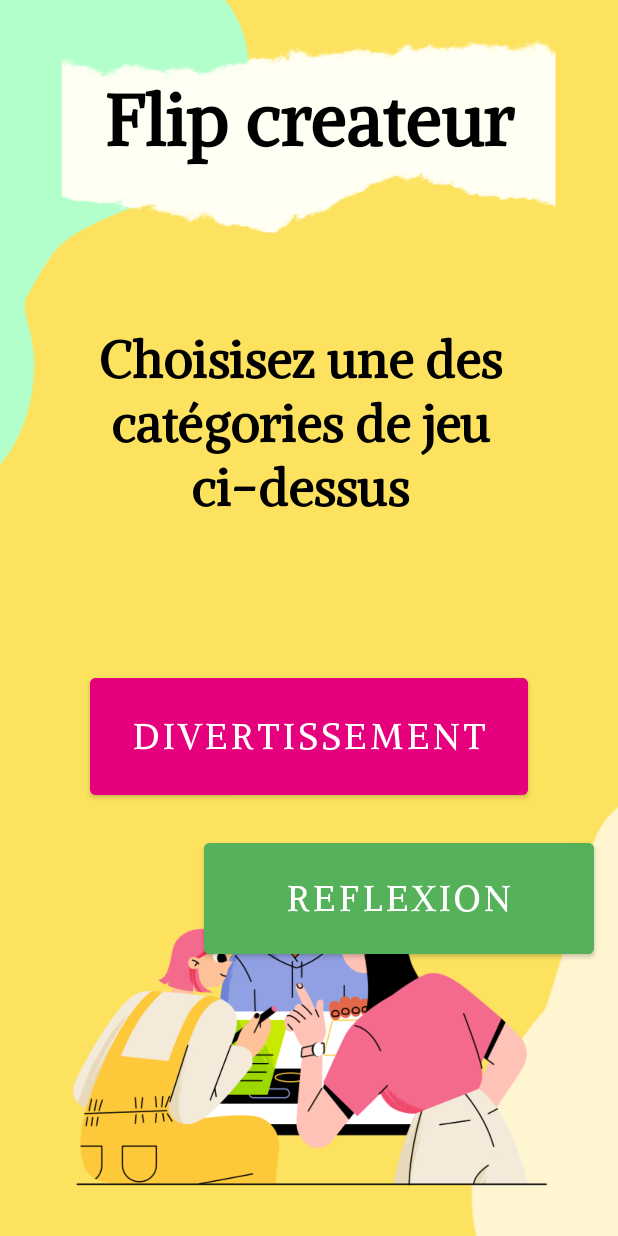
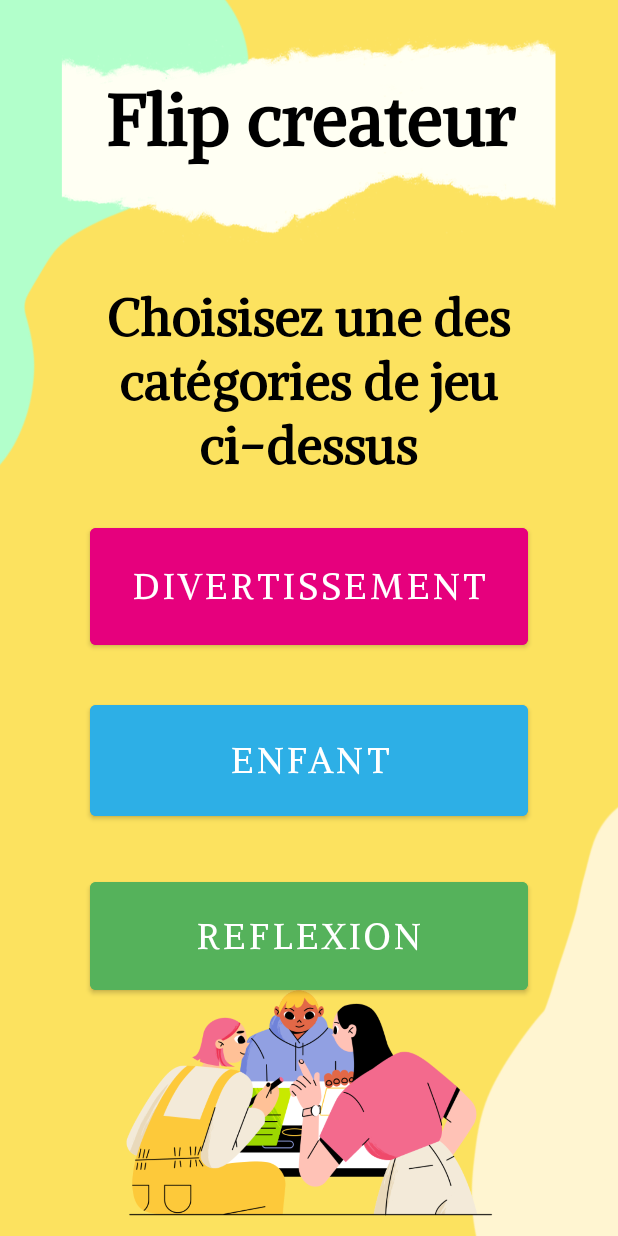
Before and after one commit to Blaccreed/LuddiagAPPLI, an Android app: the flip_createur screen opened directly, with no data from a screen before it, on a phone screen of 412 x 824 dp. Run offline under Robolectric (Android 15) with nearby library versions, the phone set to English and light mode, and no system bars.

Commit message:
page createur

```diff
--- a/app/src/main/res/layout/activity_flip_createur.xml
+++ b/app/src/main/res/layout/activity_flip_createur.xml
@@ -25,9 +25,9 @@
 
     <TextView
         android:id="@+id/connexion2"
-        android:layout_width="346dp"
-        android:layout_height="163dp"
-        android:layout_marginTop="68dp"
+        android:layout_width="325dp"
+        android:layout_height="132dp"
+        android:layout_marginTop="40dp"
         android:fontFamily="@font/alike"
         android:text="Choisisez une des catégories de jeu ci-dessus"
         android:textAlignment="center"
@@ -35,7 +35,7 @@
         android:textSize="34sp"
         android:textStyle="bold"
         app:layout_constraintEnd_toEndOf="parent"
-        app:layout_constraintHorizontal_bias="0.41"
+        app:layout_constraintHorizontal_bias="0.492"
         app:layout_constraintStart_toStartOf="parent"
         app:layout_constraintTop_toBottomOf="@+id/connexion" />
 
@@ -44,7 +44,7 @@
         android:layout_width="0dp"
         android:layout_height="90dp"
         android:layout_marginStart="60dp"
-        android:layout_marginTop="296dp"
+        android:layout_marginTop="196dp"
         android:layout_marginEnd="60dp"
         android:backgroundTint="@color/rose"
         android:fontFamily="@font/alike"
@@ -59,49 +59,45 @@
         android:id="@+id/button10"
         android:layout_width="0dp"
         android:layout_height="86dp"
-        android:layout_marginStart="16dp"
-        android:layout_marginEnd="300dp"
-        android:layout_marginBottom="72dp"
+        android:layout_marginStart="60dp"
+        android:layout_marginTop="28dp"
+        android:layout_marginEnd="60dp"
         android:backgroundTint="@color/bleu"
         android:fontFamily="@font/alike"
         android:text="Enfant"
         android:textSize="24sp"
-        app:layout_constraintBottom_toTopOf="@+id/imageView5"
         app:layout_constraintEnd_toEndOf="parent"
         app:layout_constraintHorizontal_bias="0.0"
         app:layout_constraintStart_toStartOf="parent"
-        app:layout_constraintTop_toBottomOf="@+id/button6"
-        app:layout_constraintVertical_bias="0.804" />
+        app:layout_constraintTop_toBottomOf="@+id/button6" />
 
     <Button
         android:id="@+id/button11"
         android:layout_width="0dp"
-        android:layout_height="86dp"
-        android:layout_marginStart="24dp"
+        android:layout_height="84dp"
+        android:layout_marginStart="60dp"
         android:layout_marginTop="32dp"
-        android:layout_marginEnd="16dp"
+        android:layout_marginEnd="60dp"
         android:backgroundTint="@color/vert"
         android:fontFamily="@font/alike"
         android:text="Reflexion"
         android:textColor="@color/white"
         android:textSize="24sp"
-        app:layout_constraintBottom_toTopOf="@+id/imageView5"
         app:layout_constraintEnd_toEndOf="parent"
         app:layout_constraintHorizontal_bias="0.0"
-        app:layout_constraintStart_toEndOf="@+id/button10"
-        app:layout_constraintTop_toBottomOf="@+id/button6"
-        app:layout_constraintVertical_bias="0.16" />
+        app:layout_constraintStart_toStartOf="parent"
+        app:layout_constraintTop_toBottomOf="@+id/button10" />
 
     <ImageView
         android:id="@+id/imageView5"
-        android:layout_width="0dp"
-        android:layout_height="230dp"
+        android:layout_width="414dp"
+        android:layout_height="177dp"
         app:layout_constraintBottom_toBottomOf="parent"
         app:layout_constraintEnd_toEndOf="parent"
-        app:layout_constraintHorizontal_bias="0.503"
+        app:layout_constraintHorizontal_bias="1.0"
         app:layout_constraintStart_toStartOf="parent"
         app:layout_constraintTop_toTopOf="parent"
-        app:layout_constraintVertical_bias="0.973"
+        app:layout_constraintVertical_bias="1.0"
         app:srcCompat="@drawable/createur" />
 
 </androidx.constraintlayout.widget.ConstraintLayout>
```
